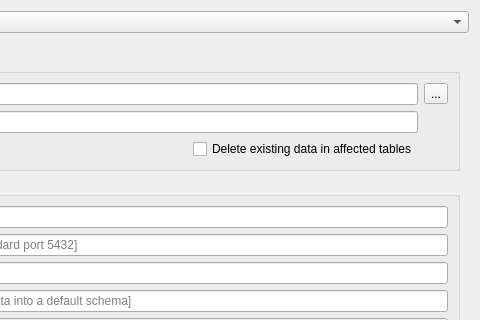
Qt form projectgenerator/ui/import_data.ui (opengisch/QgisModelBaker) before a commit; both pictures show x 238 to 718 and y 0 to 320 of the 718 by 629 pixel window.
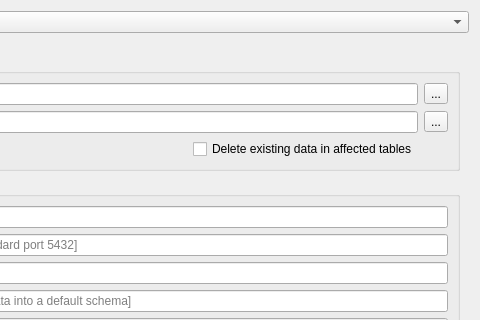
The same form after that commit.

Commit message: Support selection of multiple models in Generate/Import/Export dialogs

```diff
--- a/projectgenerator/ui/import_data.ui
+++ b/projectgenerator/ui/import_data.ui
@@ -219,6 +219,16 @@
             </property>
            </widget>
           </item>
+          <item row="1" column="4">
+           <widget class="QToolButton" name="multiple_models_button">
+            <property name="toolTip">
+             <string>Select multiple Interlis models</string>
+            </property>
+            <property name="text">
+             <string>...</string>
+            </property>
+           </widget>
+          </item>
          </layout>
         </widget>
        </item>
```
Left out of the diff: 8 changed lines with no effect on the pictures. The commit also changes 7 other files.
